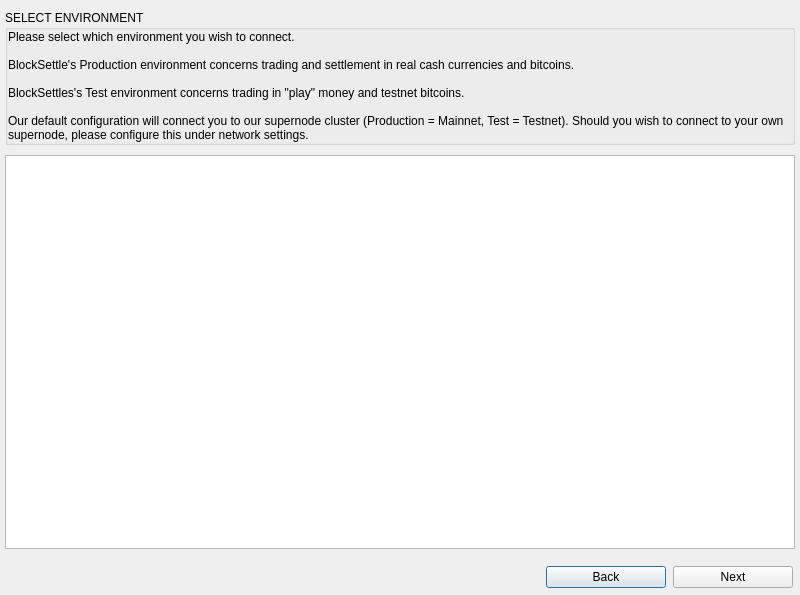
The window that BlockSettleUILib/InfoDialogs/StartupDialog.ui (BlockSettle/terminal) describes before a commit, drawn with Qt 5.
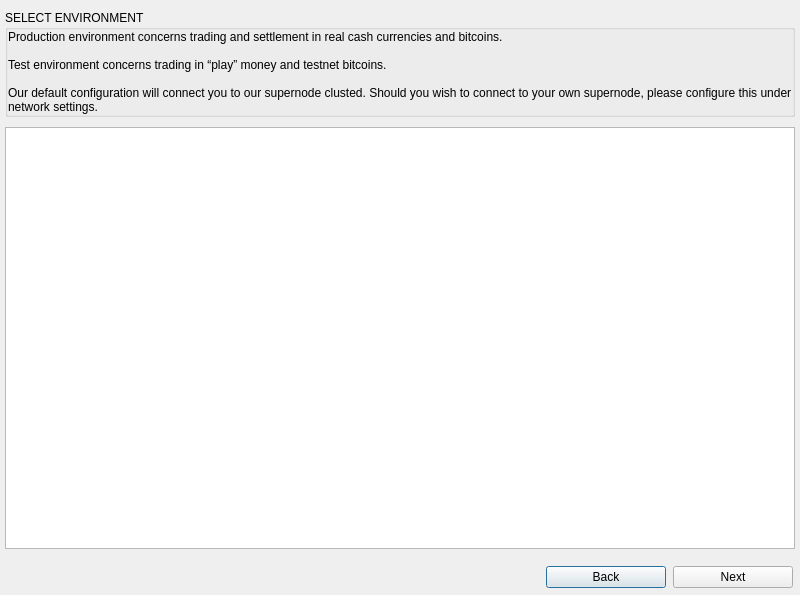
The same window after the commit.

Commit message: Change startup dialog text

The edit to the form file:
```diff
--- a/BlockSettleUILib/InfoDialogs/StartupDialog.ui
+++ b/BlockSettleUILib/InfoDialogs/StartupDialog.ui
@@ -116,13 +116,11 @@
           <item>
            <widget class="QLabel" name="bodyLabel">
             <property name="text">
-             <string>Please select which environment you wish to connect. 
+             <string>Production environment concerns trading and settlement in real cash currencies and bitcoins. 
 
-BlockSettle's Production environment concerns trading and settlement in real cash currencies and bitcoins. 
+Test environment concerns trading in “play” money and testnet bitcoins. 
 
-BlockSettles's Test environment concerns trading in &quot;play&quot; money and testnet bitcoins. 
-
-Our default configuration will connect you to our supernode cluster (Production = Mainnet, Test = Testnet). Should you wish to connect to your own supernode, please configure this under network settings. </string>
+Our default configuration will connect you to our supernode clusted. Should you wish to connect to your own supernode, please configure this under network settings.</string>
             </property>
             <property name="wordWrap">
              <bool>true</bool>
```
